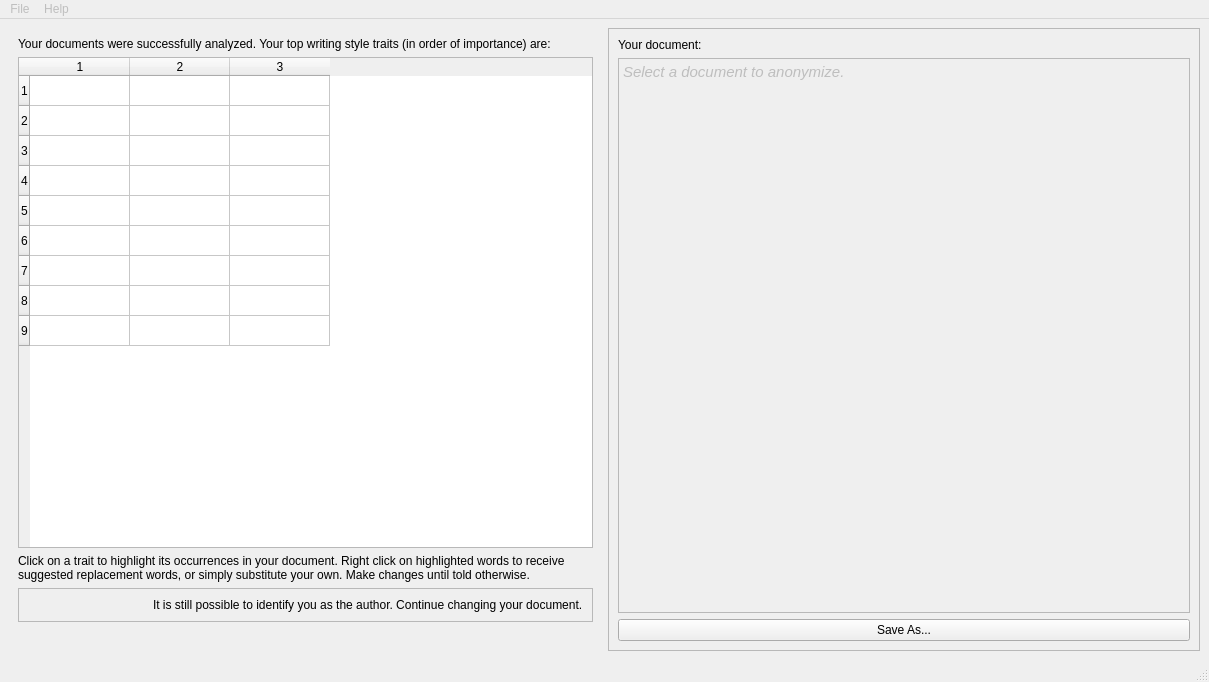
The window that stylproj/gui/stylproj.ui (pagea/unstyle) describes before a commit, drawn with Qt 5.
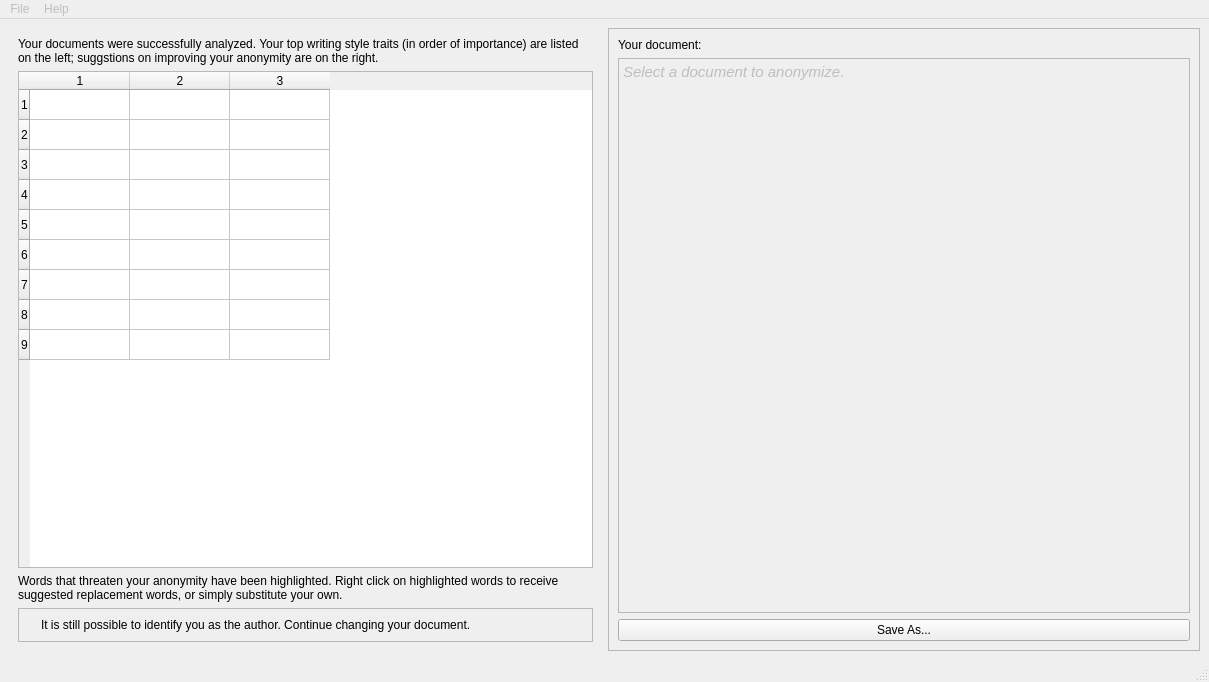
The same window after the commit. The open tabs and pages were chosen to show the change. Icons and pictures are not drawn.

Commit message: Trying to get realtime document classification to work right

What changed in the file:
```diff
--- a/stylproj/gui/stylproj.ui
+++ b/stylproj/gui/stylproj.ui
@@ -206,11 +206,11 @@
        </layout>
       </widget>
       <widget class="QWidget" name="stackedWidgetPage2">
-       <layout class="QVBoxLayout" name="verticalLayout_4">
-        <item>
+       <layout class="QGridLayout" name="gridLayout_7">
+        <item row="0" column="0">
          <widget class="QLabel" name="label_3">
           <property name="text">
-           <string>Your documents were successfully analyzed. Your top writing style traits (in order of importance) are:</string>
+           <string>Your documents were successfully analyzed. Your top writing style traits (in order of importance) are listed on the left; suggstions on improving your anonymity are on the right.</string>
           </property>
           <property name="textFormat">
            <enum>Qt::AutoText</enum>
@@ -220,6 +220,8 @@
           </property>
          </widget>
         </item>
+        <item row="1" column="0">
+         <layout class="QHBoxLayout" name="horizontalLayout_3">
         <item>
          <widget class="QTableWidget" name="rankTable">
           <property name="rowCount">
@@ -245,17 +247,19 @@
           <column/>
          </widget>
         </item>
-        <item>
+         </layout>
+        </item>
+        <item row="2" column="0">
          <widget class="QLabel" name="label_7">
           <property name="text">
-           <string>Click on a trait to highlight its occurrences in your document. Right click on highlighted words to receive suggested replacement words, or simply substitute your own. Make changes until told otherwise.</string>
+           <string>Words that threaten your anonymity have been highlighted. Right click on highlighted words to receive suggested replacement words, or simply substitute your own.</string>
           </property>
           <property name="wordWrap">
            <bool>true</bool>
           </property>
          </widget>
         </item>
-        <item>
+        <item row="3" column="0">
          <widget class="QFrame" name="frame_3">
           <property name="frameShape">
            <enum>QFrame::StyledPanel</enum>
@@ -263,9 +267,9 @@
           <property name="frameShadow">
            <enum>QFrame::Raised</enum>
           </property>
-          <layout class="QHBoxLayout" name="horizontalLayout_2">
-           <item>
-            <widget class="QLabel" name="label_8">
+          <layout class="QFormLayout" name="formLayout">
+           <item row="0" column="0">
+            <widget class="QLabel" name="anonIcon">
              <property name="text">
               <string/>
              </property>
@@ -274,23 +278,22 @@
              </property>
             </widget>
            </item>
-           <item>
-            <widget class="QLabel" name="label_2">
+           <item row="0" column="1">
+            <widget class="QLabel" name="anonStatus">
              <property name="text">
               <string>It is still possible to identify you as the author. Continue changing your document.</string>
              </property>
+             <property name="scaledContents">
+              <bool>true</bool>
+             </property>
+             <property name="wordWrap">
+              <bool>true</bool>
+             </property>
             </widget>
            </item>
           </layout>
          </widget>
         </item>
-        <item>
-         <widget class="QLabel" name="label_4">
-          <property name="text">
-           <string/>
-          </property>
-         </widget>
-        </item>
        </layout>
       </widget>
      </widget>
```
Left out of the diff: 10 changed lines with no effect on the pictures. Lines whose indentation alone changed are shown as unchanged. The commit also changes 21 other files.
